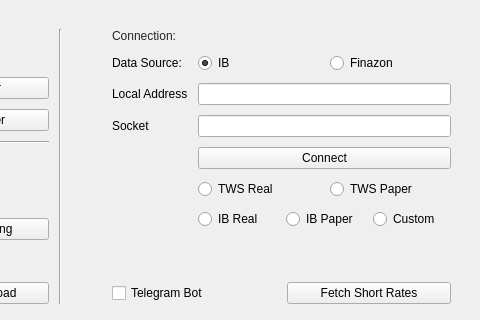
irrelevantmuch/IB_apps, file uiComps/qtGeneration/AppLauncher.ui: the form before one commit; both pictures show x 320 to 800 and y 0 to 320 of the 800 by 649 pixel window.
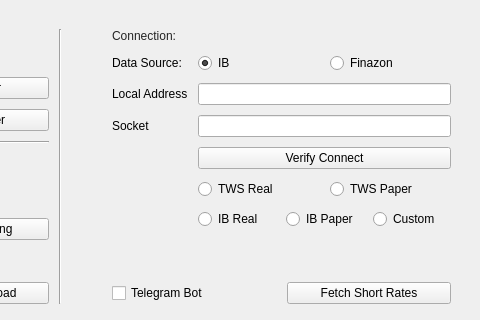
The form after the commit.

Commit message: Some UI changes, most minor. Only significant one is the change in option manager tabs/buttons

Patch:
```diff
--- a/uiComps/qtGeneration/AppLauncher.ui
+++ b/uiComps/qtGeneration/AppLauncher.ui
@@ -549,7 +549,7 @@
                </sizepolicy>
               </property>
               <property name="text">
-               <string>Connect</string>
+               <string>Verify Connect</string>
               </property>
              </widget>
             </item>
```
Left out of the diff: 10 changed lines with no effect on the pictures. The commit also changes 5 other files.
